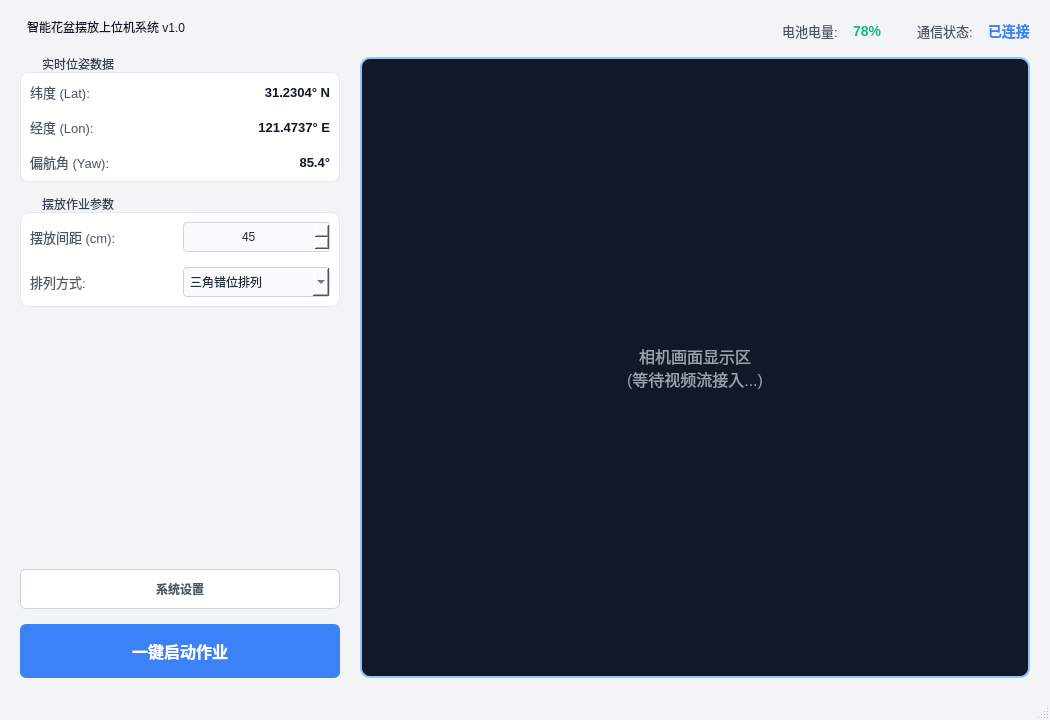
First picture: the form in src/PotBot_HMI/ui/mainwindow.ui, repository 15238972953/flowerpot_robot, before the edit.
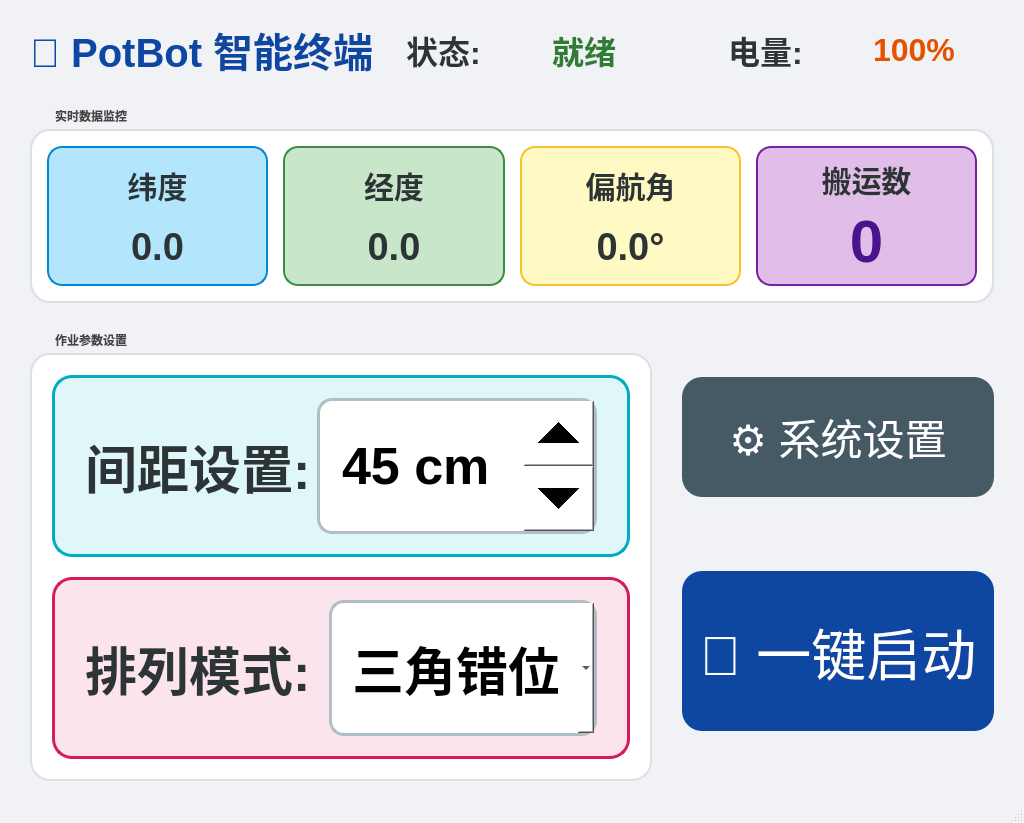
Second picture: the form after the edit.

```diff
--- a/src/PotBot_HMI/ui/mainwindow.ui
+++ b/src/PotBot_HMI/ui/mainwindow.ui
@@ -6,399 +6,160 @@
    <rect>
     <x>0</x>
     <y>0</y>
-    <width>1050</width>
-    <height>720</height>
+    <width>1024</width>
+    <height>600</height>
    </rect>
   </property>
   <property name="windowTitle">
    <string>智能花盆摆放控制系统</string>
   </property>
   <property name="styleSheet">
-   <string>/* 浅色基调全局样式 */
-QMainWindow {
-    background-color: #F3F4F6;
-}
-QGroupBox {
-    background-color: #FFFFFF;
-    border: 1px solid #E5E7EB;
-    border-radius: 8px;
-    margin-top: 15px;
-    font-family: &quot;Microsoft YaHei&quot;;
-}
-QGroupBox::title {
-    subcontrol-origin: margin;
-    subcontrol-position: top left;
-    padding: 0 5px;
-    left: 15px;
-    color: #374151;
-    font-weight: bold;
-}
-QLabel {
-    color: #4B5563;
-    font-family: &quot;Microsoft YaHei&quot;;
-    font-size: 13px;
-}
-/* 强调数值的标签 */
-QLabel#BatteryValueLabel { color: #10B981; font-weight: bold; font-size: 14px; }
-QLabel#StatusValueLabel { color: #3B82F6; font-weight: bold; font-size: 14px; }
-QLabel#LatitudeValueLabel, QLabel#LongitudeValueLabel, QLabel#YawAngleValueLabel {
-    color: #111827; font-family: &quot;Consolas&quot;, monospace; font-weight: bold;
-}
-/* 输入框与下拉框 */
-QSpinBox, QComboBox {
-    padding: 6px;
-    border: 1px solid #D1D5DB;
-    border-radius: 4px;
-    background-color: #F9FAFB;
-    color: #1F2937;
-}
-QSpinBox:focus, QComboBox:focus { border: 1px solid #3B82F6; }
-/* 按钮样式 */
-QPushButton {
-    border-radius: 6px;
-    font-family: &quot;Microsoft YaHei&quot;;
-    font-weight: bold;
-}
-QPushButton#SettingLabel {
-    background-color: #FFFFFF;
-    border: 1px solid #D1D5DB;
-    color: #4B5563;
-    padding: 10px;
-}
-QPushButton#SettingLabel:hover { background-color: #F3F4F6; }
-QPushButton#StartLabel {
-    background-color: #3B82F6;
-    color: white;
-    padding: 15px;
-    font-size: 16px;
-    border: none;
-}
-QPushButton#StartLabel:hover { background-color: #2563EB; }
-QPushButton#StartLabel:pressed { background-color: #1D4ED8; }
-/* 独特的相机与标题栏样式 */
-QLabel#CaneraLabel {
-    background-color: #111827;
-    color: #9CA3AF;
-    border-radius: 10px;
-    border: 2px solid #93C5FD;
-    font-size: 16px;
-}
-QGroupBox#titleLabel {
-    background-color: transparent;
-    border: none;
-    margin-top: 0px;
-}
-QGroupBox#titleLabel::title {
-    color: #111827;
-    font-size: 18px;
-    left: 0px;
-}
-</string>
+   <string>
+    QMainWindow { background-color: #F0F2F5; }
+    
+    QGroupBox {
+        background-color: #FFFFFF;
+        border: 2px solid #DCDFE6;
+        border-radius: 20px;
+        margin-top: 25px;
+        font-family: "Microsoft YaHei";
+        font-weight: bold;
+    }
+    QGroupBox::title {
+        subcontrol-origin: margin;
+        subcontrol-position: top left;
+        padding: 5px 20px;
+        color: #444;
+        font-size: 28px;
+    }
+
+    /* 数据监控区色块 */
+    QFrame#LatCard { background-color: #B3E5FC; border: 2px solid #0288D1; border-radius: 15px; }
+    QFrame#LonCard { background-color: #C8E6C9; border: 2px solid #388E3C; border-radius: 15px; }
+    QFrame#YawCard { background-color: #FFF9C4; border: 2px solid #FBC02D; border-radius: 15px; }
+    QFrame#CountCard { background-color: #E1BEE7; border: 2px solid #7B1FA2; border-radius: 15px; }
+
+    /* 设置区色块 - 极度强化 */
+    QFrame#SpacingCard { background-color: #E0F7FA; border: 3px solid #00ACC1; border-radius: 20px; }
+    QFrame#ModeCard { background-color: #FCE4EC; border: 3px solid #D81B60; border-radius: 20px; }
+
+    QLabel { color: #2D3436; font-family: "Microsoft YaHei"; font-weight: bold; }
+    
+    /* 巨大化按钮 */
+    QPushButton#SettingLabel { 
+        background-color: #455A64; color: white; border-radius: 20px; 
+        min-height: 120px; font-size: 42px; 
+    }
+    QPushButton#StartLabel { 
+        background-color: #0D47A1; color: white; border-radius: 20px; 
+        min-height: 160px; font-size: 55px; 
+    }
+    QPushButton:pressed { background-color: #1A237E; }
+
+    /* 设置区输入框 - 字号极大化适配放大窗口 */
+    QSpinBox, QComboBox {
+        min-height: 130px;
+        font-size: 52px;
+        font-weight: bold;
+        border: 3px solid #B0BEC5;
+        border-radius: 15px;
+        background-color: #FFFFFF;
+        padding: 0 20px;
+    }
+    QSpinBox::up-button, QSpinBox::down-button { width: 70px; }
+   </string>
   </property>
   <widget class="QWidget" name="centralwidget">
-   <layout class="QVBoxLayout" name="verticalLayout_main">
-    <property name="spacing">
-     <number>15</number>
-    </property>
-    <property name="leftMargin">
-     <number>20</number>
-    </property>
-    <property name="topMargin">
-     <number>20</number>
-    </property>
-    <property name="rightMargin">
-     <number>20</number>
-    </property>
-    <property name="bottomMargin">
-     <number>20</number>
-    </property>
+   <layout class="QVBoxLayout" name="mainVLayout" stretch="1,2,7">
+    <property name="spacing"><number>25</number></property>
+    <property name="leftMargin"><number>30</number></property>
+    <property name="topMargin"><number>20</number></property>
+    <property name="rightMargin"><number>30</number></property>
+    <property name="bottomMargin"><number>20</number></property>
+    
     <item>
-     <layout class="QHBoxLayout" name="horizontalLayout">
-      <item>
-       <widget class="QGroupBox" name="titleLabel">
-        <property name="sizePolicy">
-         <sizepolicy hsizetype="Preferred" vsizetype="Preferred">
-          <horstretch>0</horstretch>
-          <verstretch>0</verstretch>
-         </sizepolicy>
-        </property>
-        <property name="minimumSize">
-         <size>
-          <width>170</width>
-          <height>0</height>
-         </size>
-        </property>
-        <property name="title">
-         <string>智能花盆摆放上位机系统 v1.0</string>
-        </property>
-       </widget>
-      </item>
-      <item>
-       <spacer name="horizontalSpacer_top">
-        <property name="orientation">
-         <enum>Qt::Horizontal</enum>
-        </property>
-        <property name="sizeHint" stdset="0">
-         <size>
-          <width>40</width>
-          <height>20</height>
-         </size>
-        </property>
-       </spacer>
-      </item>
-      <item>
-       <widget class="QLabel" name="BatteryLabel">
-        <property name="text">
-         <string>电池电量:</string>
-        </property>
-       </widget>
-      </item>
-      <item>
-       <widget class="QLabel" name="BatteryValueLabel">
-        <property name="text">
-         <string>78%</string>
-        </property>
-       </widget>
-      </item>
-      <item>
-       <spacer name="horizontalSpacer_status">
-        <property name="orientation">
-         <enum>Qt::Horizontal</enum>
-        </property>
-        <property name="sizeType">
-         <enum>QSizePolicy::Fixed</enum>
-        </property>
-        <property name="sizeHint" stdset="0">
-         <size>
-          <width>20</width>
-          <height>20</height>
-         </size>
-        </property>
-       </spacer>
-      </item>
-      <item>
-       <widget class="QLabel" name="StatusLabel">
-        <property name="text">
-         <string>通信状态:</string>
-        </property>
-       </widget>
-      </item>
-      <item>
-       <widget class="QLabel" name="StatusValueLabel">
-        <property name="text">
-         <string>已连接</string>
-        </property>
-       </widget>
-      </item>
+     <layout class="QHBoxLayout" name="topBar">
+      <item><widget class="QLabel" name="logo"><property name="text"><string>🤖 PotBot 智能终端</string></property><property name="styleSheet"><string>font-size: 40px; color: #0D47A1;</string></property></widget></item>
+      <item><spacer name="s1"><property name="orientation"><enum>Qt::Horizontal</enum></property></spacer></item>
+      <item><widget class="QLabel" name="st1"><property name="text"><string>状态:</string></property><property name="styleSheet"><string>font-size: 32px;</string></property></widget></item>
+      <item><widget class="QLabel" name="ReadyStatusValueLabel"><property name="text"><string>就绪</string></property><property name="styleSheet"><string>color: #2E7D32; font-size: 32px;</string></property></widget></item>
+      <item><spacer name="s2"><property name="sizeHint"><size><width>30</width><height>20</height></size></property></spacer></item>
+      <item><widget class="QLabel" name="bt1"><property name="text"><string>电量:</string></property><property name="styleSheet"><string>font-size: 32px;</string></property></widget></item>
+      <item><widget class="QLabel" name="BatteryValueLabel"><property name="text"><string>100%</string></property><property name="styleSheet"><string>color: #E65100; font-size: 32px;</string></property></widget></item>
      </layout>
     </item>
+
     <item>
-     <layout class="QHBoxLayout" name="horizontalLayout_body">
-      <property name="spacing">
-       <number>20</number>
-      </property>
+     <widget class="QGroupBox" name="DataBox">
+      <property name="title"><string> 实时数据监控 </string></property>
+      <layout class="QHBoxLayout" name="hDataLayout" stretch="1,1,1,1">
+       <property name="spacing"><number>15</number></property>
+       <property name="leftMargin"><number>15</number></property>
+       <property name="topMargin"><number>15</number></property>
+       <property name="rightMargin"><number>15</number></property>
+       <property name="bottomMargin"><number>15</number></property>
+       <item><widget class="QFrame" name="LatCard"><layout class="QVBoxLayout"><item><widget class="QLabel" name="t1"><property name="text"><string>纬度</string></property><property name="alignment"><set>Qt::AlignCenter</set></property><property name="styleSheet"><string>font-size: 30px;</string></property></widget></item><item><widget class="QLabel" name="LatitudeValueLabel"><property name="text"><string>0.0</string></property><property name="alignment"><set>Qt::AlignCenter</set></property><property name="styleSheet"><string>font-size: 38px;</string></property></widget></item></layout></widget></item>
+       <item><widget class="QFrame" name="LonCard"><layout class="QVBoxLayout"><item><widget class="QLabel" name="t2"><property name="text"><string>经度</string></property><property name="alignment"><set>Qt::AlignCenter</set></property><property name="styleSheet"><string>font-size: 30px;</string></property></widget></item><item><widget class="QLabel" name="LongitudeValueLabel"><property name="text"><string>0.0</string></property><property name="alignment"><set>Qt::AlignCenter</set></property><property name="styleSheet"><string>font-size: 38px;</string></property></widget></item></layout></widget></item>
+       <item><widget class="QFrame" name="YawCard"><layout class="QVBoxLayout"><item><widget class="QLabel" name="t3"><property name="text"><string>偏航角</string></property><property name="alignment"><set>Qt::AlignCenter</set></property><property name="styleSheet"><string>font-size: 30px;</string></property></widget></item><item><widget class="QLabel" name="YawAngleValueLabel"><property name="text"><string>0.0°</string></property><property name="alignment"><set>Qt::AlignCenter</set></property><property name="styleSheet"><string>font-size: 38px;</string></property></widget></item></layout></widget></item>
+       <item><widget class="QFrame" name="CountCard"><layout class="QVBoxLayout"><item><widget class="QLabel" name="t4"><property name="text"><string>搬运数</string></property><property name="alignment"><set>Qt::AlignCenter</set></property><property name="styleSheet"><string>font-size: 30px;</string></property></widget></item><item><widget class="QLabel" name="PotCountValueLabel"><property name="text"><string>0</string></property><property name="alignment"><set>Qt::AlignCenter</set></property><property name="styleSheet"><string>font-size: 60px; color: #4A148C;</string></property></widget></item></layout></widget></item>
+      </layout>
+     </widget>
+    </item>
+
+    <item>
+     <layout class="QHBoxLayout" name="bottomArea" stretch="4,3">
+      <property name="spacing"><number>30</number></property>
+      <property name="leftMargin"><number>0</number></property>
+      <property name="topMargin"><number>0</number></property>
+      <property name="rightMargin"><number>0</number></property>
+      <property name="bottomMargin"><number>0</number></property>
       <item>
-       <layout class="QVBoxLayout" name="verticalLayout_leftPanel">
-        <property name="spacing">
-         <number>15</number>
-        </property>
-        <item>
-         <widget class="QGroupBox" name="ShowLabel">
-          <property name="sizePolicy">
-           <sizepolicy hsizetype="Fixed" vsizetype="Preferred">
-            <horstretch>0</horstretch>
-            <verstretch>0</verstretch>
-           </sizepolicy>
-          </property>
-          <property name="minimumSize">
-           <size>
-            <width>320</width>
-            <height>0</height>
-           </size>
-          </property>
-          <property name="title">
-           <string>实时位姿数据</string>
-          </property>
-          <layout class="QGridLayout" name="gridLayout_2">
-           <property name="verticalSpacing">
-            <number>15</number>
-           </property>
-           <item row="0" column="0">
-            <widget class="QLabel" name="LatitudeLabel">
-             <property name="text">
-              <string>纬度 (Lat):</string>
-             </property>
-            </widget>
-           </item>
-           <item row="0" column="1">
-            <widget class="QLabel" name="LatitudeValueLabel">
-             <property name="text">
-              <string>31.2304° N</string>
-             </property>
-             <property name="alignment">
-              <set>Qt::AlignRight|Qt::AlignTrailing|Qt::AlignVCenter</set>
-             </property>
-            </widget>
-           </item>
-           <item row="1" column="0">
-            <widget class="QLabel" name="LongitudeLabel">
-             <property name="text">
-              <string>经度 (Lon):</string>
-             </property>
-            </widget>
-           </item>
-           <item row="1" column="1">
-            <widget class="QLabel" name="LongitudeValueLabel">
-             <property name="text">
-              <string>121.4737° E</string>
-             </property>
-             <property name="alignment">
-              <set>Qt::AlignRight|Qt::AlignTrailing|Qt::AlignVCenter</set>
-             </property>
-            </widget>
-           </item>
-           <item row="2" column="0">
-            <widget class="QLabel" name="YawAngleLabel">
-             <property name="text">
-              <string>偏航角 (Yaw):</string>
-             </property>
-            </widget>
-           </item>
-           <item row="2" column="1">
-            <widget class="QLabel" name="YawAngleValueLabel">
-             <property name="text">
-              <string>85.4°</string>
-             </property>
-             <property name="alignment">
-              <set>Qt::AlignRight|Qt::AlignTrailing|Qt::AlignVCenter</set>
-             </property>
-            </widget>
-           </item>
-          </layout>
-         </widget>
-        </item>
-        <item>
-         <widget class="QGroupBox" name="SetLabel">
-          <property name="sizePolicy">
-           <sizepolicy hsizetype="Fixed" vsizetype="Preferred">
-            <horstretch>0</horstretch>
-            <verstretch>0</verstretch>
-           </sizepolicy>
-          </property>
-          <property name="minimumSize">
-           <size>
-            <width>320</width>
-            <height>0</height>
-           </size>
-          </property>
-          <property name="title">
-           <string>摆放作业参数</string>
-          </property>
-          <layout class="QGridLayout" name="gridLayout">
-           <property name="verticalSpacing">
-            <number>15</number>
-           </property>
-           <item row="0" column="0">
-            <widget class="QLabel" name="PotSpacingLabel">
-             <property name="text">
-              <string>摆放间距 (cm):</string>
-             </property>
-            </widget>
-           </item>
-           <item row="0" column="1">
-            <widget class="QSpinBox" name="PotSpacingValueLabel">
-             <property name="alignment">
-              <set>Qt::AlignCenter</set>
-             </property>
-             <property name="maximum">
-              <number>1000</number>
-             </property>
-             <property name="value">
-              <number>45</number>
-             </property>
-            </widget>
-           </item>
-           <item row="1" column="0">
-            <widget class="QLabel" name="PotLayoutLabel">
-             <property name="text">
-              <string>排列方式:</string>
-             </property>
-            </widget>
-           </item>
-           <item row="1" column="1">
-            <widget class="QComboBox" name="PotLayoutValueLabel">
-             <item>
-              <property name="text">
-               <string>三角错位排列</string>
-              </property>
-             </item>
-             <item>
-              <property name="text">
-               <string>正交矩阵排列</string>
-              </property>
-             </item>
-             <item>
-              <property name="text">
-               <string>单排直线排列</string>
-              </property>
-             </item>
-            </widget>
-           </item>
-          </layout>
-         </widget>
-        </item>
-        <item>
-         <spacer name="verticalSpacer_left">
-          <property name="orientation">
-           <enum>Qt::Vertical</enum>
-          </property>
-          <property name="sizeHint" stdset="0">
-           <size>
-            <width>20</width>
-            <height>40</height>
-           </size>
-          </property>
-         </spacer>
-        </item>
-        <item>
-         <widget class="QPushButton" name="SettingLabel">
-          <property name="cursor">
-           <cursorShape>PointingHandCursor</cursorShape>
-          </property>
-          <property name="text">
-           <string>系统设置</string>
-          </property>
-         </widget>
-        </item>
-        <item>
-         <widget class="QPushButton" name="StartLabel">
-          <property name="cursor">
-           <cursorShape>PointingHandCursor</cursorShape>
-          </property>
-          <property name="text">
-           <string>一键启动作业</string>
-          </property>
-         </widget>
-        </item>
+       <widget class="QGroupBox" name="ParamBox">
+        <property name="title"><string> 作业参数设置 </string></property>
+        <layout class="QVBoxLayout" name="vParamLayout">
+         <property name="spacing"><number>20</number></property>
+         <property name="leftMargin"><number>20</number></property>
+         <property name="topMargin"><number>20</number></property>
+         <property name="rightMargin"><number>20</number></property>
+         <property name="bottomMargin"><number>20</number></property>
+         <item>
+          <widget class="QFrame" name="SpacingCard">
+           <layout class="QHBoxLayout">
+            <property name="leftMargin"><number>30</number></property>
+            <property name="topMargin"><number>20</number></property>
+            <property name="rightMargin"><number>30</number></property>
+            <property name="bottomMargin"><number>20</number></property>
+            <item><widget class="QLabel" name="lb1"><property name="text"><string>间距设置:</string></property><property name="styleSheet"><string>font-size: 52px;</string></property></widget></item>
+            <item><widget class="QSpinBox" name="PotSpacingValueLabel"><property name="suffix"><string> cm</string></property><property name="value"><number>45</number></property></widget></item>
+           </layout>
+          </widget>
+         </item>
+         <item>
+          <widget class="QFrame" name="ModeCard">
+           <layout class="QHBoxLayout">
+            <property name="leftMargin"><number>30</number></property>
+            <property name="topMargin"><number>20</number></property>
+            <property name="rightMargin"><number>30</number></property>
+            <property name="bottomMargin"><number>20</number></property>
+            <item><widget class="QLabel" name="lb2"><property name="text"><string>排列模式:</string></property><property name="styleSheet"><string>font-size: 52px;</string></property></widget></item>
+            <item><widget class="QComboBox" name="PotLayoutValueLabel"><item><property name="text"><string>三角错位</string></property></item><item><property name="text"><string>矩阵排列</string></property></item></widget></item>
+           </layout>
+          </widget>
+         </item>
+        </layout>
+       </widget>
+      </item>
+      <item>
+       <layout class="QVBoxLayout" name="btnArea">
+        <property name="spacing"><number>25</number></property>
+        <property name="leftMargin"><number>0</number></property>
+        <property name="topMargin"><number>0</number></property>
+        <property name="rightMargin"><number>0</number></property>
+        <property name="bottomMargin"><number>0</number></property>
+        <item><widget class="QPushButton" name="SettingLabel"><property name="text"><string>⚙ 系统设置</string></property></widget></item>
+        <item><widget class="QPushButton" name="StartLabel"><property name="text"><string>🚀 一键启动</string></property></widget></item>
        </layout>
       </item>
-      <item>
-       <widget class="QLabel" name="CaneraLabel">
-        <property name="sizePolicy">
-         <sizepolicy hsizetype="Expanding" vsizetype="Expanding">
-          <horstretch>0</horstretch>
-          <verstretch>0</verstretch>
-         </sizepolicy>
-        </property>
-        <property name="text">
-         <string>相机画面显示区
-(等待视频流接入...)</string>
-        </property>
-        <property name="alignment">
-         <set>Qt::AlignCenter</set>
-        </property>
-       </widget>
-      </item>
      </layout>
     </item>
    </layout>
```
Left out of the diff: 12 changed lines with no effect on the pictures.
